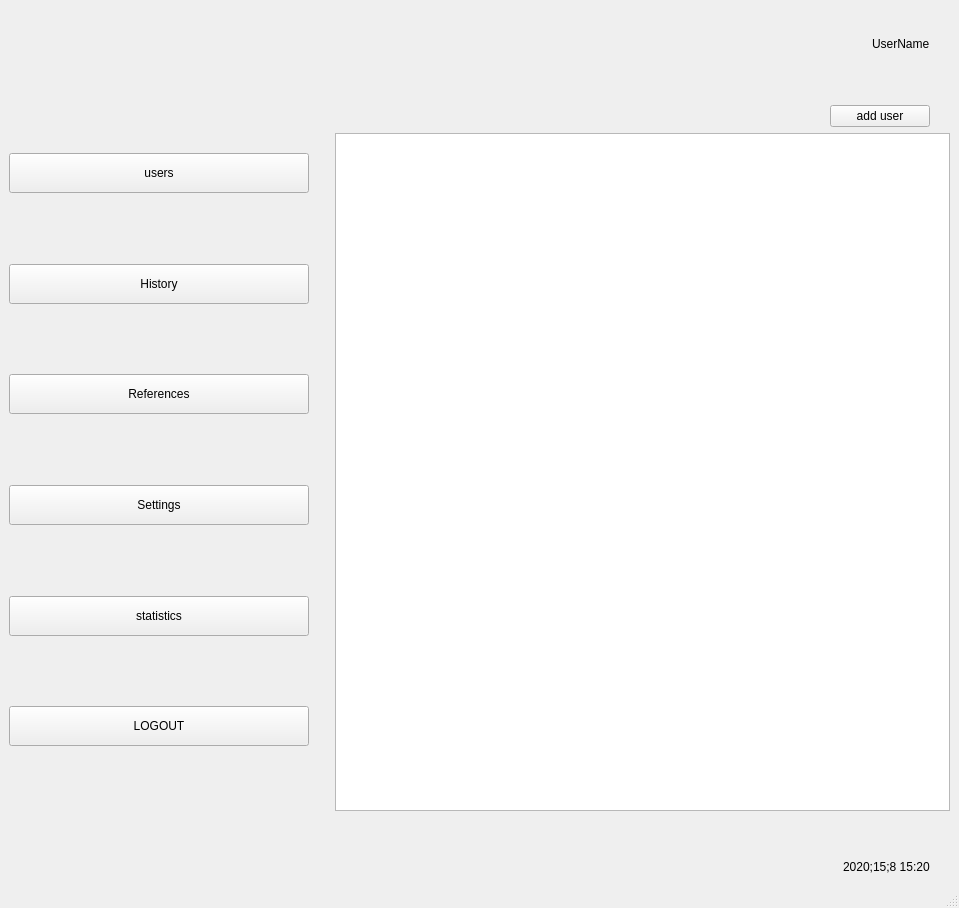
HamzaMPSY/qt_app_mts, file ui/admin.ui: the form before one commit.
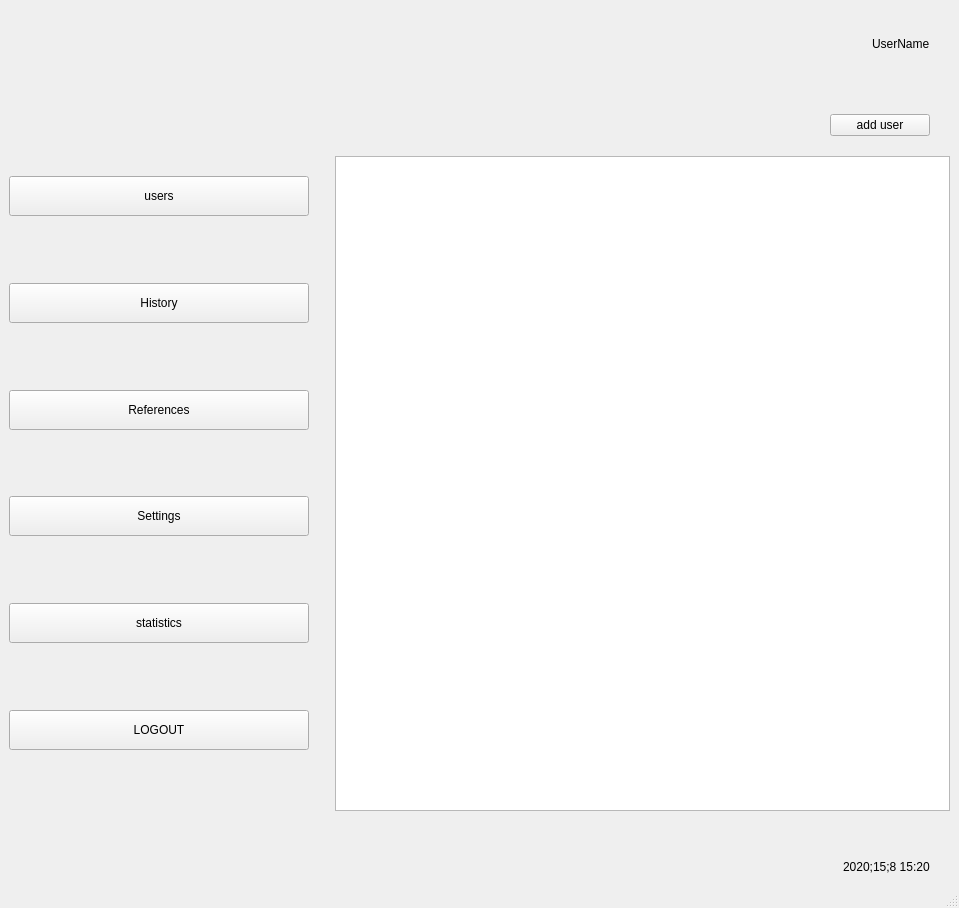
The form after the commit. Icons and pictures are not drawn.

```diff
--- a/ui/admin.ui
+++ b/ui/admin.ui
@@ -137,30 +137,46 @@
     <item>
      <spacer name="verticalSpacer_8">
       <property name="orientation">
-       <enum>Qt::Horizontal</enum>
+       <enum>Qt::Vertical</enum>
       </property>
       <property name="sizeType">
-       <enum>QSizePolicy::Expanding</enum>
+       <enum>QSizePolicy::Fixed</enum>
       </property>
       <property name="sizeHint" stdset="0">
        <size>
-        <width>40</width>
-        <height>20</height>
+        <width>10</width>
+        <height>15</height>
        </size>
       </property>
      </spacer>
     </item>
     <item>
      <layout class="QHBoxLayout" name="horizontalLayout_4">
+      <item>
+       <spacer name="horizontalSpacer_8">
+        <property name="orientation">
+         <enum>Qt::Horizontal</enum>
+        </property>
+        <property name="sizeHint" stdset="0">
+         <size>
+          <width>40</width>
+          <height>20</height>
+         </size>
+        </property>
+       </spacer>
+      </item>
       <item>
        <spacer name="horizontalSpacer_4">
         <property name="orientation">
-         <enum>Qt::Horizontal</enum>
+         <enum>Qt::Vertical</enum>
+        </property>
+        <property name="sizeType">
+         <enum>QSizePolicy::Fixed</enum>
         </property>
         <property name="sizeHint" stdset="0">
          <size>
-          <width>40</width>
-          <height>20</height>
+          <width>20</width>
+          <height>50</height>
          </size>
         </property>
        </spacer>
@@ -421,7 +437,7 @@
        <enum>Qt::Vertical</enum>
       </property>
       <property name="sizeType">
-       <enum>QSizePolicy::Minimum</enum>
+       <enum>QSizePolicy::Fixed</enum>
       </property>
       <property name="sizeHint" stdset="0">
        <size>
```
Left out of the diff: 2 changed lines with no effect on the pictures.
